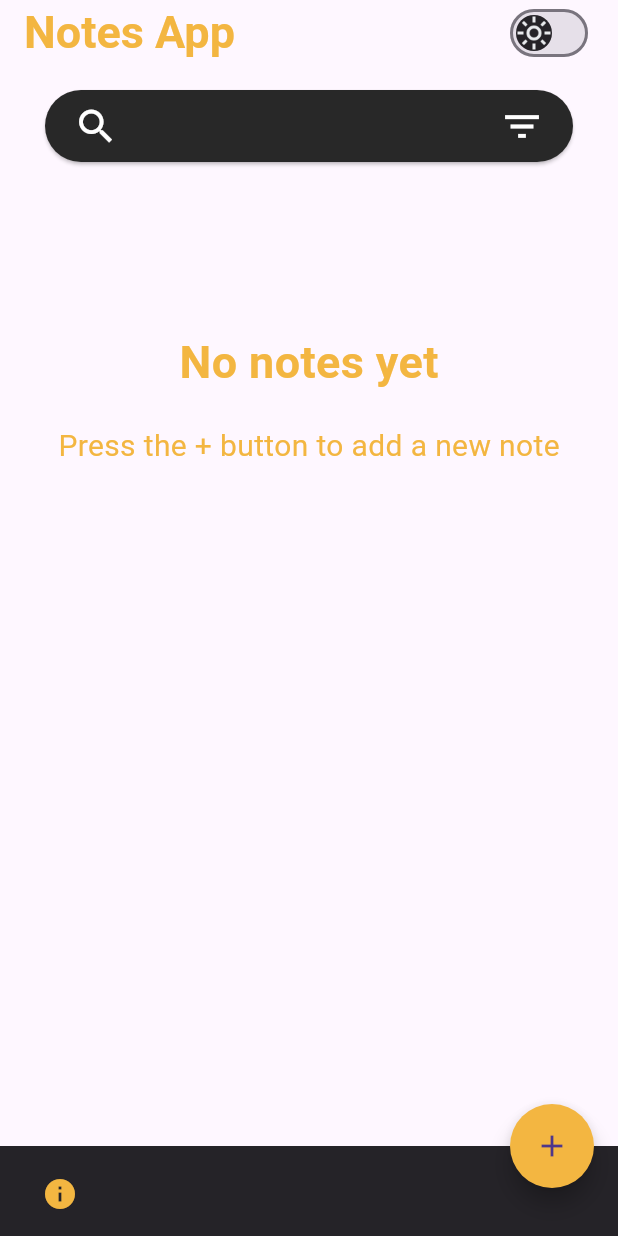
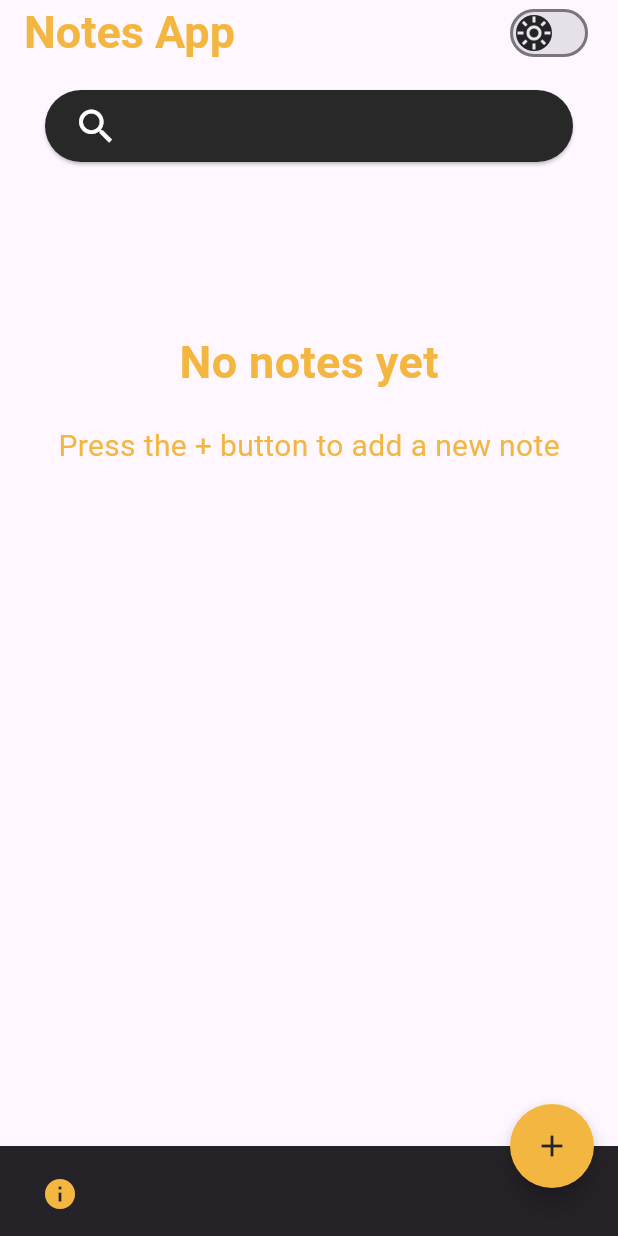
Before and after one commit to ElMexicanitox3/notes_app, a Flutter app: the screen it shows after launch, on a phone screen of 412 x 824 dp. Run offline on Flutter 3.47's test engine with Material 3 defaults, Android fonts, the phone set to English and light mode, and no system bars; our stand-ins replace bloc, equatable, flutter_bloc, sqflite; accounts and stored records are empty.

Commit message:
color correction

```diff
--- a/lib/screens/home/components/search_bar.dart
+++ b/lib/screens/home/components/search_bar.dart
@@ -44,12 +44,12 @@ class SearchBarCustom extends StatelessWidget {
                       ),
                     ),
                   ),
-                  IconButton(
-                    icon: const Icon(Icons.filter_list),
-                    color: AppThemes.w,
-                    iconSize: 30,
-                    onPressed: () {},
-                  ),
+                  // IconButton(
+                  //   icon: const Icon(Icons.filter_list),
+                  //   color: AppThemes.w,
+                  //   iconSize: 30,
+                  //   onPressed: () {},
+                  // ),
                   const SizedBox(width: 10),
                 ],
               ),
--- a/lib/screens/home/home.dart
+++ b/lib/screens/home/home.dart
@@ -38,7 +38,7 @@ class Homescreen extends StatelessWidget {
               }
             },
             backgroundColor: state.selectedNotes.isEmpty? AppThemes.primary : AppThemes.delete,
-            child: state.selectedNotes.isEmpty? const Icon(Icons.add) : const Icon(Icons.delete),
+            child: state.selectedNotes.isEmpty? const Icon(Icons.add, color: AppThemes.secondary,) : const Icon(Icons.delete),
           );
         },
       ),
```
Also changed, not shown: lib/screens/about/about.dart (+4 -4 lines).
